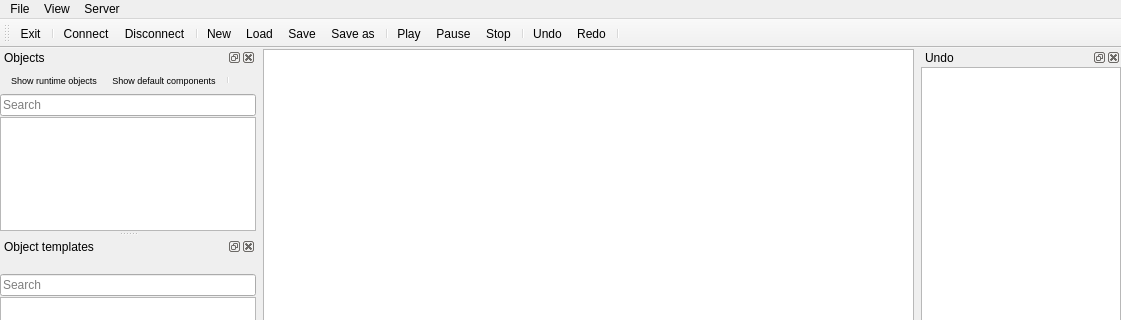
The window that QtOgreEditor/qt/MainWindow.ui (Gohla/Diversia) describes before a commit, drawn with Qt 5; both pictures show x 0 to 1121 and y 0 to 320 of the 1121 by 882 pixel window.
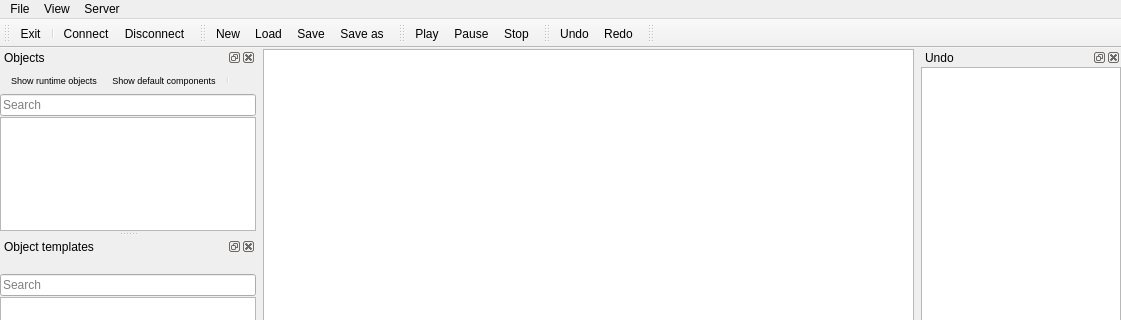
The same window after the commit. Icons and pictures are not drawn. Custom widgets are drawn as their Qt base class.

Commit message: Split editor toolbar into multiple toolbars that can be hidden.

Patch:
```diff
--- a/QtOgreEditor/qt/MainWindow.ui
+++ b/QtOgreEditor/qt/MainWindow.ui
@@ -136,19 +136,6 @@
    <addaction name="separator"/>
    <addaction name="actionConnect"/>
    <addaction name="actionDisconnect"/>
-   <addaction name="separator"/>
-   <addaction name="actionNew"/>
-   <addaction name="actionLoad"/>
-   <addaction name="actionSave"/>
-   <addaction name="actionSave_as"/>
-   <addaction name="separator"/>
-   <addaction name="actionPlay"/>
-   <addaction name="actionPause"/>
-   <addaction name="actionStop"/>
-   <addaction name="separator"/>
-   <addaction name="actionUndo"/>
-   <addaction name="actionRedo"/>
-   <addaction name="separator"/>
   </widget>
   <widget class="QDockWidget" name="objectsDock">
    <property name="sizePolicy">
@@ -754,6 +741,68 @@
     </layout>
    </widget>
   </widget>
+  <widget class="QToolBar" name="fileToolBar">
+   <property name="windowTitle">
+    <string>File toolbar</string>
+   </property>
+   <property name="toolButtonStyle">
+    <enum>Qt::ToolButtonTextUnderIcon</enum>
+   </property>
+   <attribute name="toolBarArea">
+    <enum>TopToolBarArea</enum>
+   </attribute>
+   <attribute name="toolBarBreak">
+    <bool>false</bool>
+   </attribute>
+   <addaction name="actionNew"/>
+   <addaction name="actionLoad"/>
+   <addaction name="actionSave"/>
+   <addaction name="actionSave_as"/>
+  </widget>
+  <widget class="QToolBar" name="stateToolBar">
+   <property name="windowTitle">
+    <string>State toolbar</string>
+   </property>
+   <property name="toolButtonStyle">
+    <enum>Qt::ToolButtonTextUnderIcon</enum>
+   </property>
+   <attribute name="toolBarArea">
+    <enum>TopToolBarArea</enum>
+   </attribute>
+   <attribute name="toolBarBreak">
+    <bool>false</bool>
+   </attribute>
+   <addaction name="actionPlay"/>
+   <addaction name="actionPause"/>
+   <addaction name="actionStop"/>
+  </widget>
+  <widget class="QToolBar" name="undoToolBar">
+   <property name="windowTitle">
+    <string>Undo toolbar</string>
+   </property>
+   <property name="toolButtonStyle">
+    <enum>Qt::ToolButtonTextUnderIcon</enum>
+   </property>
+   <attribute name="toolBarArea">
+    <enum>TopToolBarArea</enum>
+   </attribute>
+   <attribute name="toolBarBreak">
+    <bool>false</bool>
+   </attribute>
+   <addaction name="actionUndo"/>
+   <addaction name="actionRedo"/>
+  </widget>
+  <widget class="QToolBar" name="renderToolBar">
+   <property name="windowTitle">
+    <string>Renderwindow toolbar</string>
+   </property>
+   <attribute name="toolBarArea">
+    <enum>TopToolBarArea</enum>
+   </attribute>
+   <attribute name="toolBarBreak">
+    <bool>false</bool>
+   </attribute>
+  </widget>
   <action name="actionExit">
    <property name="icon">
     <iconset resource="MainWindow.qrc">
```
The commit also changes 1 other file.
